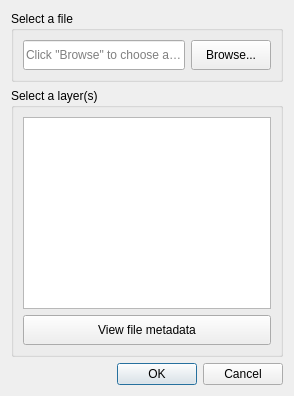
Before: the Qt Designer form LDMP/gui/DlgDataIOLoadTE.ui in ConservationInternational/trends.earth, drawn with Qt 5.
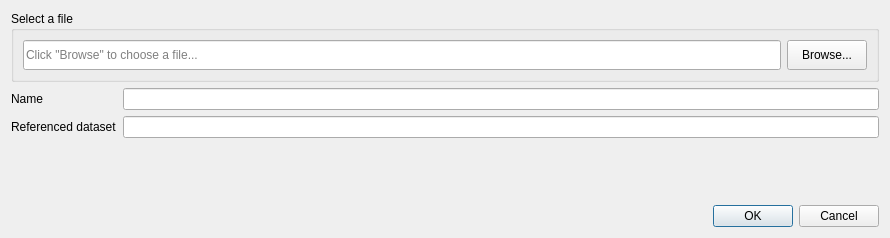
After: the same form once the commit is applied.

Commit message:
Refactor dataset imports (#447)
Refactor data import code and widgets

```diff
--- a/LDMP/gui/DlgDataIOLoadTE.ui
+++ b/LDMP/gui/DlgDataIOLoadTE.ui
@@ -9,8 +9,8 @@
    <rect>
     <x>0</x>
     <y>0</y>
-    <width>294</width>
-    <height>377</height>
+    <width>890</width>
+    <height>238</height>
    </rect>
   </property>
   <property name="sizePolicy">
@@ -22,68 +22,8 @@
   <property name="windowTitle">
    <string>Open a Trends.Earth file</string>
   </property>
-  <layout class="QGridLayout" name="gridLayout">
-   <item row="4" column="0">
-    <widget class="QDialogButtonBox" name="buttonBox">
-     <property name="standardButtons">
-      <set>QDialogButtonBox::Cancel|QDialogButtonBox::Ok</set>
-     </property>
-    </widget>
-   </item>
-   <item row="1" column="0">
-    <widget class="QGroupBox" name="groupBox">
-     <property name="sizePolicy">
-      <sizepolicy hsizetype="Preferred" vsizetype="Minimum">
-       <horstretch>0</horstretch>
-       <verstretch>0</verstretch>
-      </sizepolicy>
-     </property>
-     <property name="title">
-      <string>Select a layer(s)</string>
-     </property>
-     <layout class="QVBoxLayout" name="verticalLayout_2">
-      <item>
-       <widget class="QListView" name="layers_view">
-        <property name="sizePolicy">
-         <sizepolicy hsizetype="Expanding" vsizetype="Expanding">
-          <horstretch>0</horstretch>
-          <verstretch>0</verstretch>
-         </sizepolicy>
-        </property>
-        <property name="minimumSize">
-         <size>
-          <width>200</width>
-          <height>150</height>
-         </size>
-        </property>
-        <property name="selectionMode">
-         <enum>QAbstractItemView::ExtendedSelection</enum>
-        </property>
-       </widget>
-      </item>
-      <item>
-       <widget class="QPushButton" name="btn_view_metadata">
-        <property name="sizePolicy">
-         <sizepolicy hsizetype="Minimum" vsizetype="Minimum">
-          <horstretch>0</horstretch>
-          <verstretch>0</verstretch>
-         </sizepolicy>
-        </property>
-        <property name="minimumSize">
-         <size>
-          <width>0</width>
-          <height>30</height>
-         </size>
-        </property>
-        <property name="text">
-         <string>View file metadata</string>
-        </property>
-       </widget>
-      </item>
-     </layout>
-    </widget>
-   </item>
-   <item row="0" column="0">
+  <layout class="QVBoxLayout" name="verticalLayout">
+   <item>
     <widget class="QGroupBox" name="data_file_box">
      <property name="sizePolicy">
       <sizepolicy hsizetype="Preferred" vsizetype="Minimum">
@@ -139,6 +79,58 @@
      </layout>
     </widget>
    </item>
+   <item>
+    <layout class="QFormLayout" name="formLayout">
+     <item row="0" column="0">
+      <widget class="QLabel" name="parsed_name_la">
+       <property name="text">
+        <string>Name</string>
+       </property>
+      </widget>
+     </item>
+     <item row="0" column="1">
+      <widget class="QLineEdit" name="parsed_name_le">
+       <property name="readOnly">
+        <bool>true</bool>
+       </property>
+      </widget>
+     </item>
+     <item row="1" column="0">
+      <widget class="QLabel" name="parsed_result_la">
+       <property name="text">
+        <string>Referenced dataset</string>
+       </property>
+      </widget>
+     </item>
+     <item row="1" column="1">
+      <widget class="QLineEdit" name="parsed_result_path_le">
+       <property name="readOnly">
+        <bool>true</bool>
+       </property>
+      </widget>
+     </item>
+    </layout>
+   </item>
+   <item>
+    <spacer name="verticalSpacer">
+     <property name="orientation">
+      <enum>Qt::Vertical</enum>
+     </property>
+     <property name="sizeHint" stdset="0">
+      <size>
+       <width>20</width>
+       <height>42</height>
+      </size>
+     </property>
+    </spacer>
+   </item>
+   <item>
+    <widget class="QDialogButtonBox" name="buttonBox">
+     <property name="standardButtons">
+      <set>QDialogButtonBox::Cancel|QDialogButtonBox::Ok</set>
+     </property>
+    </widget>
+   </item>
   </layout>
  </widget>
  <resources/>
```
Left out of the diff: 2 changed lines with no effect on the pictures. The commit also changes 13 other files.
